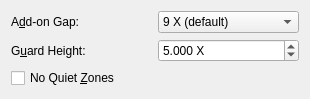
Before: the Qt Designer form frontend_qt/grpUPCA.ui in zint/zint, drawn with Qt 5.
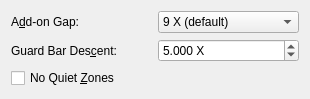
After: the same form once the commit is applied.

Commit message: Add Structured Append support for AZTEC, CODEONE, DATAMATRIX, DOTCODE,   GRIDMATRIX, MAXICODE, MICROPDF417, PDF417, QRCODE, ULTRA DOTCODE: use pre-calculated generator poly coeffs in Reed-Solomon for   performance improvement PDF417/MICROPDF417: use common routine pdf417_initial() GUI: code lines <= 118, shorthand widget_obj(),   shorten calling upcean_addon_gap(), upcean_guard_descent() various backend: var name debug -> debug_print

Diff of the .ui file:
```diff
--- a/frontend_qt/grpUPCA.ui
+++ b/frontend_qt/grpUPCA.ui
@@ -78,7 +78,7 @@
 (ignored if disabled)</string>
        </property>
        <property name="text">
-        <string>G&amp;uard Height:</string>
+        <string>Guard Bar Des&amp;cent:</string>
        </property>
        <property name="alignment">
         <set>Qt::AlignLeading|Qt::AlignLeft|Qt::AlignVCenter</set>
```
The commit also changes 68 other files.
